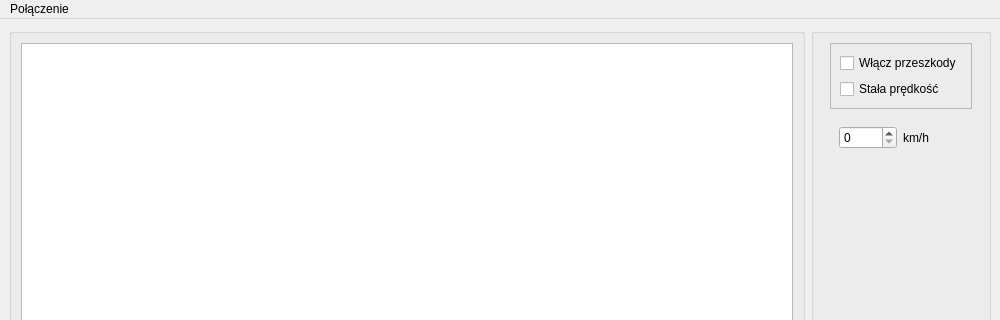
domppolak/WDS_SRSP, file WDS_SRSP/forms/mainwindow.ui: the form before one commit; both pictures show x 0 to 1000 and y 0 to 320 of the 1000 by 650 pixel window.
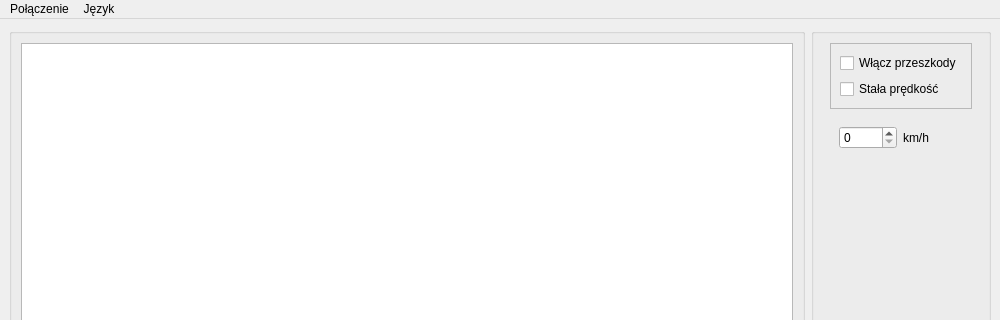
The form after the commit.

What changed in the file:
```diff
--- a/WDS_SRSP/forms/mainwindow.ui
+++ b/WDS_SRSP/forms/mainwindow.ui
@@ -372,7 +372,15 @@
     <addaction name="disconnectAction"/>
     <addaction name="settingAction"/>
    </widget>
+   <widget class="QMenu" name="languageMenuBar">
+    <property name="title">
+     <string>Język</string>
+    </property>
+    <addaction name="polishAction"/>
+    <addaction name="englishAction"/>
+   </widget>
    <addaction name="connectMenuBar"/>
+   <addaction name="languageMenuBar"/>
   </widget>
   <action name="connectAction">
    <property name="text">
```
Left out of the diff: 10 changed lines with no effect on the pictures.
